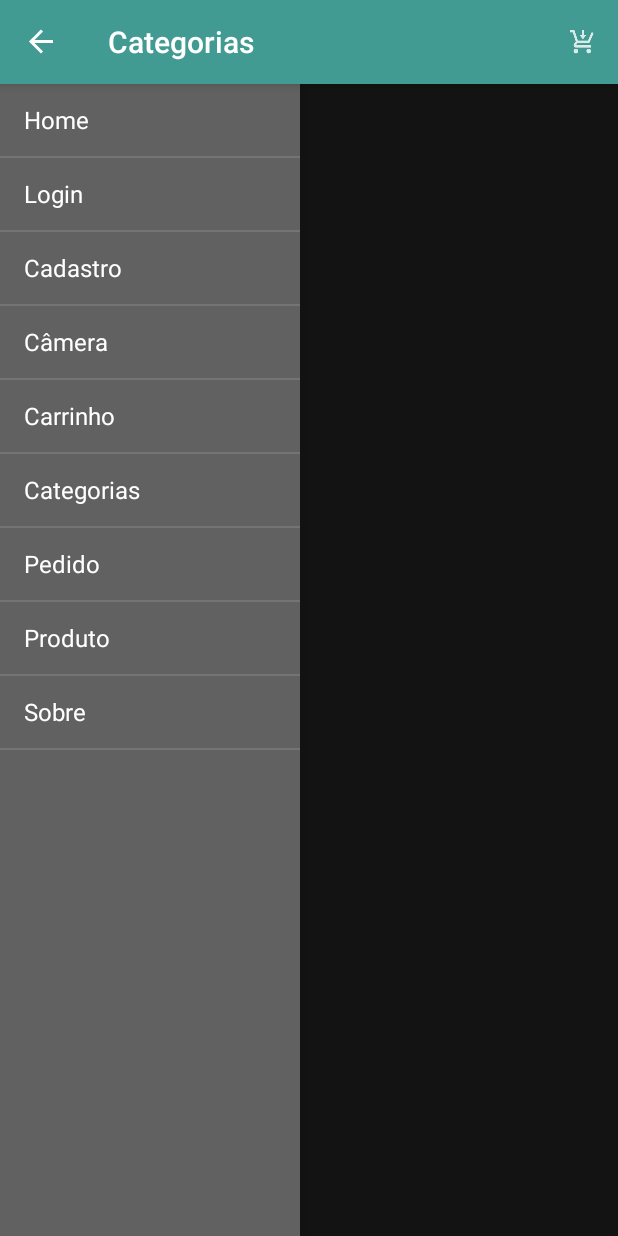
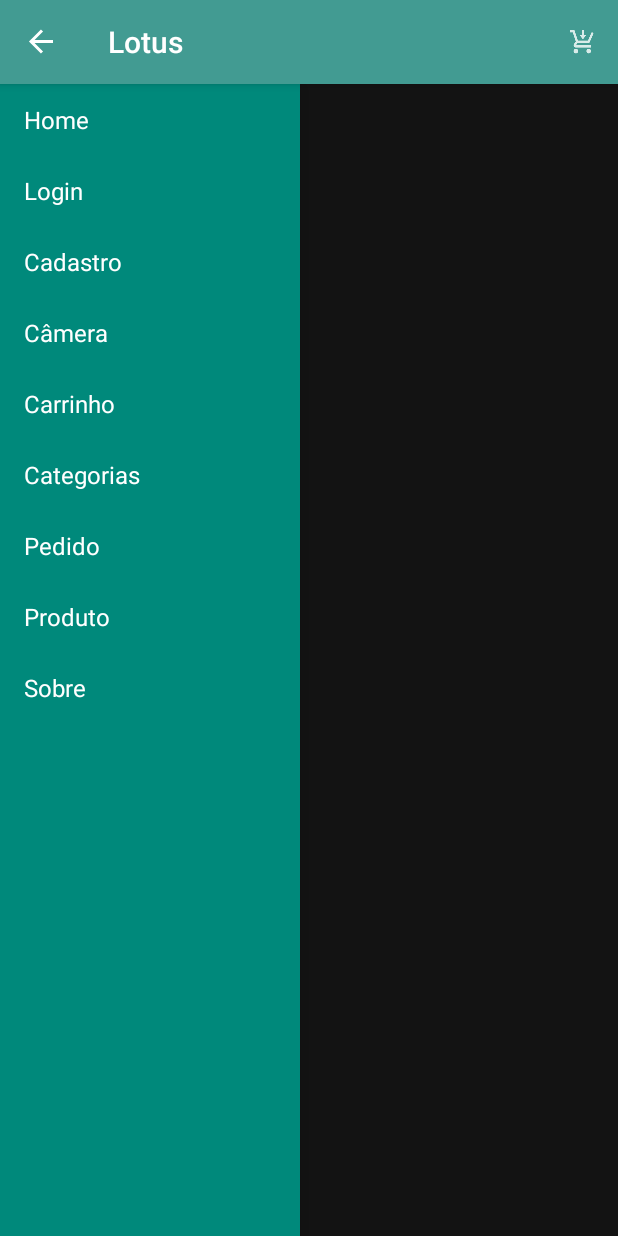
Before and after one commit to jessicaoliveiira/lotus, an Android app: the screen it shows after launch (LotusActivity), with the side drawer open, on a phone screen of 412 x 824 dp. Run offline under Robolectric (Android 15) with nearby library versions, the light colour scheme and no system bars.

Commit message:
mudando a cor da barra de drawer

```diff
--- a/app/src/main/java/br/com/lotus_projeto_integrador/lotus/LotusActivity.java
+++ b/app/src/main/java/br/com/lotus_projeto_integrador/lotus/LotusActivity.java
@@ -128,7 +128,6 @@ public class LotusActivity extends ActionBarActivity {
             /** Called when a drawer has settled in a completely open state. */
             public void onDrawerOpened(View drawerView) {
                 super.onDrawerOpened(drawerView);
-                getSupportActionBar().setTitle("Categorias");
                 invalidateOptionsMenu(); // creates call to onPrepareOptionsMenu()
             }
 
--- a/app/src/main/res/layout/activity_lotus.xml
+++ b/app/src/main/res/layout/activity_lotus.xml
@@ -18,8 +18,10 @@
         android:layout_width="200dp"
         android:layout_height="match_parent"
         android:layout_gravity="left|start"
-        android:background="#616161"
-        android:color="#000"
+        android:color="#E91E63"
+        android:divider="@android:color/transparent"
+        android:dividerHeight="0dp"
+        android:background="#00897B"
         />
 
 </android.support.v4.widget.DrawerLayout>
```
